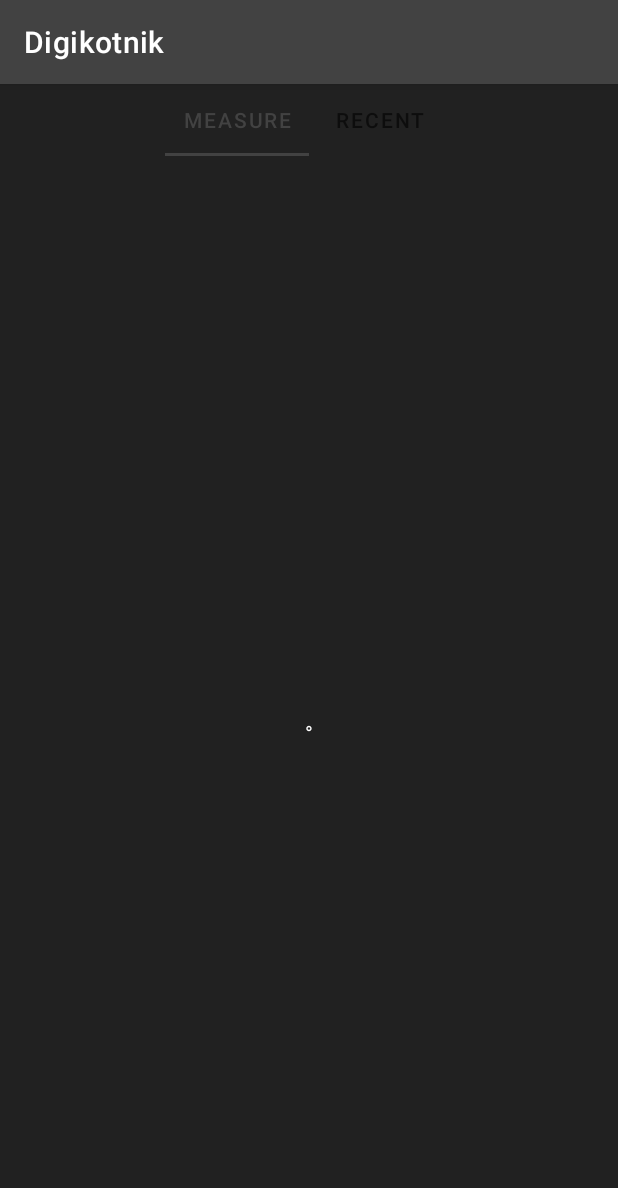
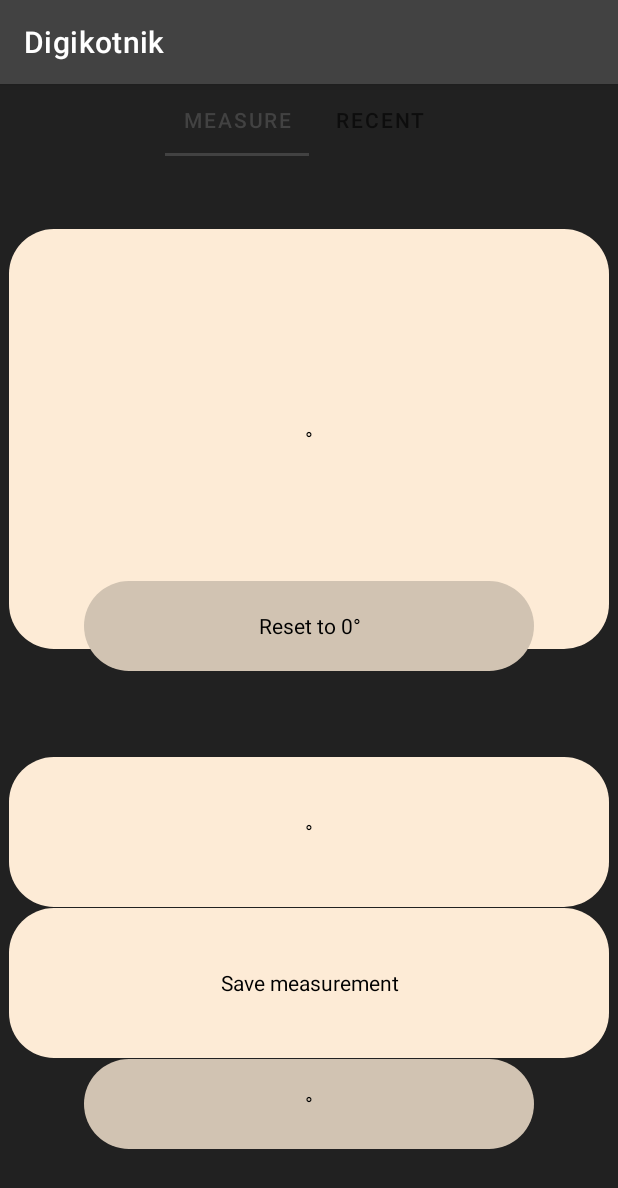
Before and after one commit to grizeldi/Digikotnik, an Android app: the screen it shows after launch (MainActivity), on a phone screen of 412 x 824 dp. Shown: the top 1188 px of the screen. Run offline under Robolectric (Android 15) with nearby library versions, the phone set to English and light mode, and no system bars.

Commit message:
Boxes and stuff

```diff
--- /dev/null
+++ b/app/src/main/res/drawable/box.xml
@@ -0,0 +1,10 @@
+<?xml version="1.0" encoding="utf-8"?>
+<selector xmlns:android="http://schemas.android.com/apk/res/android">
+    <item>
+        <shape android:shape="rectangle">
+            <solid android:color="@color/main_accent"/>
+            <corners android:radius="30dp"/>
+
+        </shape>
+    </item>
+</selector>
--- a/app/src/main/res/layout/fragment_measurement.xml
+++ b/app/src/main/res/layout/fragment_measurement.xml
@@ -6,7 +6,7 @@
     xmlns:app="http://schemas.android.com/apk/res-auto"
     tools:context=".fragment.MeasurementFragment">
 
-    <TextView
+<!--    <TextView
         android:layout_width="wrap_content"
         android:layout_height="wrap_content"
         android:text="@string/angleUnit"
@@ -15,6 +15,82 @@
         app:layout_constraintBottom_toBottomOf="parent"
         app:layout_constraintLeft_toLeftOf="parent"
         app:layout_constraintRight_toRightOf="parent"
-        app:layout_constraintTop_toTopOf="parent" />
+        app:layout_constraintTop_toTopOf="parent" /> -->
+
+    <TextView
+        android:id="@+id/angleDisplayText"
+        android:layout_width="400dp"
+        android:layout_height="280dp"
+        android:background="@drawable/box"
+        android:gravity="center"
+        android:text="@string/angleUnit"
+        android:textColor="@color/black"
+        app:layout_constraintBottom_toBottomOf="parent"
+        app:layout_constraintLeft_toLeftOf="parent"
+        app:layout_constraintRight_toRightOf="parent"
+        app:layout_constraintTop_toTopOf="parent"
+        app:layout_constraintVertical_bias="0.1" />
+
+    <TextView
+        android:layout_width="300dp"
+        android:layout_height="60dp"
+        android:background="@drawable/box"
+        android:backgroundTint="@color/main_accent_disabled"
+        android:gravity="center"
+        android:text="@string/reset"
+        android:textColor="@color/black"
+        app:layout_constraintBottom_toBottomOf="parent"
+        app:layout_constraintLeft_toLeftOf="parent"
+        app:layout_constraintRight_toRightOf="parent"
+        app:layout_constraintTop_toTopOf="parent"
+        app:layout_constraintVertical_bias="0.4" />
+
+<!--    <Button
+        android:layout_width="300dp"
+        android:layout_height="60dp"
+        app:layout_constraintBottom_toBottomOf="parent"
+        app:layout_constraintLeft_toLeftOf="parent"
+        app:layout_constraintRight_toRightOf="parent"
+        app:layout_constraintTop_toTopOf="parent" /> -->
+
+    <TextView
+        android:layout_width="400dp"
+        android:layout_height="100dp"
+        android:background="@drawable/box"
+        android:gravity="center"
+        android:text="@string/angleUnit"
+        android:textColor="@color/black"
+        app:layout_constraintBottom_toBottomOf="parent"
+        app:layout_constraintLeft_toLeftOf="parent"
+        app:layout_constraintRight_toRightOf="parent"
+        app:layout_constraintTop_toTopOf="parent"
+        app:layout_constraintVertical_bias="0.6" />
+
+    <TextView
+        android:layout_width="400dp"
+        android:layout_height="100dp"
+        android:background="@drawable/box"
+        android:gravity="center"
+        android:text="@string/save"
+        android:textColor="@color/black"
+        app:layout_constraintBottom_toBottomOf="parent"
+        app:layout_constraintLeft_toLeftOf="parent"
+        app:layout_constraintRight_toRightOf="parent"
+        app:layout_constraintTop_toTopOf="parent"
+        app:layout_constraintVertical_bias="0.75" />
+
+    <TextView
+        android:layout_width="300dp"
+        android:layout_height="60dp"
+        android:background="@drawable/box"
+        android:backgroundTint="@color/main_accent_disabled"
+        android:gravity="center"
+        android:text="@string/angleUnit"
+        android:textColor="@color/black"
+        app:layout_constraintBottom_toBottomOf="parent"
+        app:layout_constraintLeft_toLeftOf="parent"
+        app:layout_constraintRight_toRightOf="parent"
+        app:layout_constraintTop_toTopOf="parent"
+        app:layout_constraintVertical_bias="0.85" />
 
 </androidx.constraintlayout.widget.ConstraintLayout>
--- a/app/src/main/res/values/strings.xml
+++ b/app/src/main/res/values/strings.xml
@@ -3,4 +3,6 @@
     <string name="angleUnit">°</string>
     <string name="tab_measure">Measure</string>
     <string name="tab_recent">Recent</string>
+    <string name="reset">Reset to 0°</string>
+    <string name="save">Save measurement</string>
 </resources>
```
